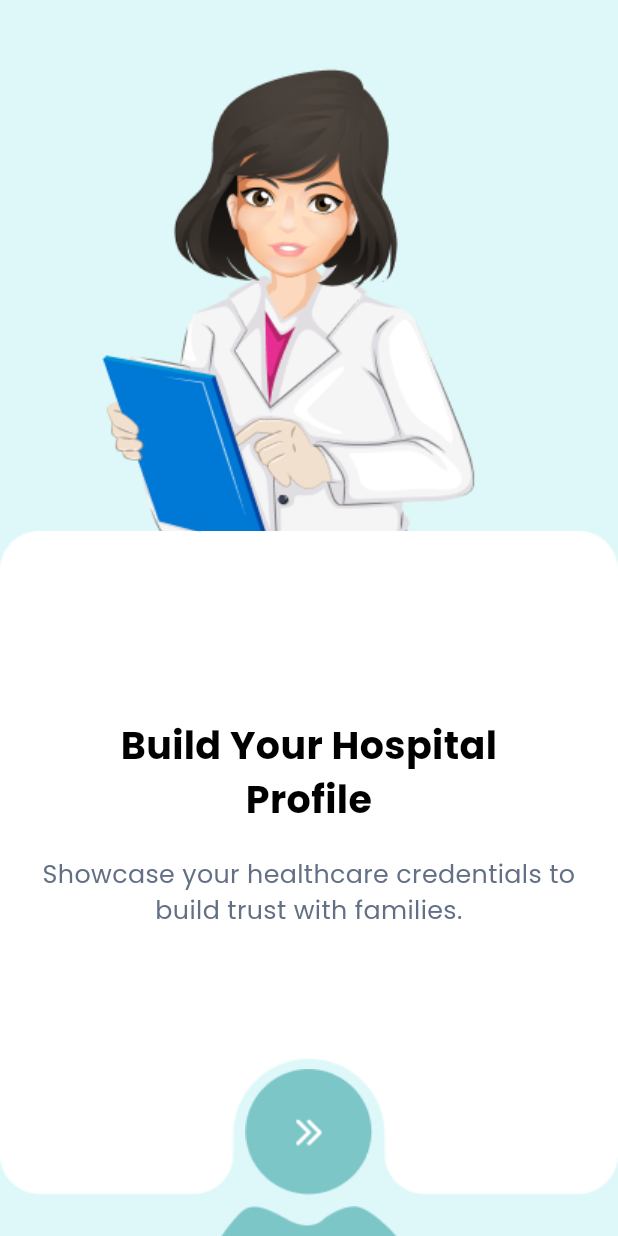
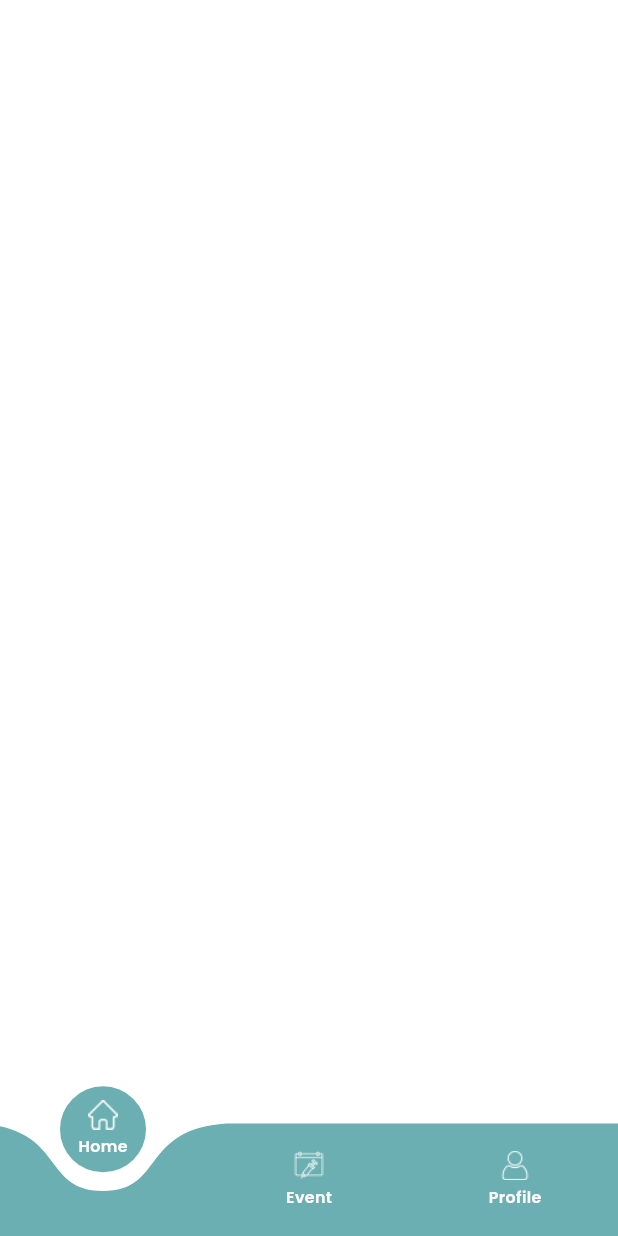
Before and after one commit to Nifat130/baby_vax, a Flutter app: the screen it shows after launch, on a phone screen of 412 x 824 dp. Run offline on Flutter 3.47's test engine with Material 3 defaults, Android fonts, the phone set to English and light mode, and no system bars; drawn by our look-alikes of curved_navigation_bar; our stand-ins replace flutter_spinkit, get, google_fonts, image_picker, logger, shared_preferences; accounts and stored records are empty.

Commit message:
hospital navbar added by Nifat

```diff
--- a/lib/app.dart
+++ b/lib/app.dart
@@ -25,7 +25,7 @@ class MyApp extends StatelessWidget {
       builder: (context, orientation, deviceType) {
         return GetMaterialApp(
           debugShowCheckedModeBanner: false,
-          initialRoute: AppRoute.onboardingScreenOne,
+          initialRoute: AppRoute.hospitalNavBarScreen,
           //initialRoute: AppRoute.roleScreen,
           getPages: AppRoute.routes,
           initialBinding: ControllerBinder(),
--- a/lib/core/bindings/controller_binder.dart
+++ b/lib/core/bindings/controller_binder.dart
@@ -2,6 +2,7 @@ import 'package:baby_vax/features/authentication/controllers/sign_in_controller.
 import 'package:get/get.dart';
 
 import '../../features/authentication/controllers/sign_up_controller.dart';
+import '../../features/hospital_flow/hospital_nav_bar/controllers/hospital_nav_bar_controller.dart';
 
 class ControllerBinder extends Bindings {
 
@@ -9,5 +10,6 @@ class ControllerBinder extends Bindings {
   void dependencies() {
     Get.lazyPut<SignInController>(() => SignInController(), fenix: true,);
     Get.lazyPut<SignUpController>(() => SignUpController(), fenix: true,);
+    Get.lazyPut<HospitalNavBarController>(() => HospitalNavBarController(), fenix: true,);
   }
 }
--- /dev/null
+++ b/lib/core/common/widgets/nav_bar_button_widget.dart
@@ -0,0 +1,21 @@
+import 'package:baby_vax/core/utils/constants/app_colors.dart';
+import 'package:baby_vax/core/utils/constants/app_sizer.dart';
+import 'package:flutter/material.dart';
+
+import 'custom_text.dart';
+
+Widget navBarButtonWidget(String imagePath, String text){
+
+  return Padding(
+    padding: EdgeInsets.symmetric(horizontal: 4.w, vertical: 4.h),
+    child: Column(
+      mainAxisAlignment: MainAxisAlignment.center,
+      crossAxisAlignment: CrossAxisAlignment.center,
+      spacing: 4.h,
+      children: [
+        Image.asset(imagePath, height: 20.h, width: 20.w,),
+        CustomText(text: text, fontSize: 10.sp, fontWeight: FontWeight.w600, color: AppColors.textWhite,)
+      ],
+    ),
+  );
+}
--- a/lib/core/utils/constants/icon_path.dart
+++ b/lib/core/utils/constants/icon_path.dart
@@ -3,5 +3,8 @@ class IconPath {
   static const String _basePath = 'assets/icons';
   static const String hospitalIcon = '$_basePath/hospitalIcon.png';
   static const String parentIcon = '$_basePath/parentIcon.png';
+  static const String homeIcon = '$_basePath/homeIcon.png';
+  static const String eventIcon = '$_basePath/eventIcon.png';
+  static const String profileIcon = '$_basePath/profileIcon.png';
 
 }
--- /dev/null
+++ b/lib/features/hospital_flow/hospital_nav_bar/controllers/hospital_nav_bar_controller.dart
@@ -0,0 +1,14 @@
+import 'package:flutter/cupertino.dart';
+import 'package:get/get.dart';
+
+class HospitalNavBarController extends GetxController{
+
+  var selectedIndex = 0.obs;
+
+  List<Widget> screens = [
+    SizedBox(),
+    SizedBox(),
+    SizedBox(),
+  ];
+
+}
--- /dev/null
+++ b/lib/features/hospital_flow/hospital_nav_bar/presentation/screens/hospital_nav_bar_screen.dart
@@ -0,0 +1,36 @@
+import 'package:baby_vax/core/common/widgets/nav_bar_button_widget.dart';
+import 'package:baby_vax/core/utils/constants/app_colors.dart';
+import 'package:baby_vax/core/utils/constants/icon_path.dart';
+import 'package:curved_navigation_bar/curved_navigation_bar.dart';
+import 'package:flutter/material.dart';
+import 'package:get/get.dart';
+
+import '../../controllers/hospital_nav_bar_controller.dart';
+
+class HospitalNavBarScreen extends GetView<HospitalNavBarController> {
+  const HospitalNavBarScreen({super.key});
+
+  @override
+  Widget build(BuildContext context) {
+    return Scaffold(
+      body: Obx(() =>
+        controller.screens[controller.selectedIndex.value]
+      ),
+      bottomNavigationBar: SafeArea(
+        top: false,
+        child: CurvedNavigationBar(
+          color: AppColors.primary,
+          onTap: (index){
+            controller.selectedIndex.value = index;
+          },
+          backgroundColor: AppColors.textWhite,
+          items: [
+            navBarButtonWidget(IconPath.homeIcon, "Home"),
+            navBarButtonWidget(IconPath.eventIcon, "Event"),
+            navBarButtonWidget(IconPath.profileIcon, "Profile"),
+          ],
+        ),
+      ),
+    );
+  }
+}
--- a/lib/routes/app_routes.dart
+++ b/lib/routes/app_routes.dart
@@ -1,4 +1,5 @@
 import 'package:baby_vax/features/authentication/presentation/screens/sign_in_screen.dart';
+import 'package:baby_vax/features/hospital_flow/hospital_nav_bar/presentation/screens/hospital_nav_bar_screen.dart';
 import 'package:get/get.dart';import '../features/authentication/presentation/screens/hospital_sign_up_screen.dart';
 import '../features/authentication/presentation/screens/parent_sign_up_screen.dart';
 
@@ -16,6 +17,7 @@ class AppRoute {
   static String onboardingScreenTwo = "/onboardingScreenTwo";
   static String onboardingScreenThree = "/onboardingScreenThree";
   static String hospitalSignUpScreen = "/hospitalSignUpScreen";
+  static String hospitalNavBarScreen = "/hospitalNavBarScreen";
 
 
   static List<GetPage> routes = [
@@ -37,6 +39,7 @@ class AppRoute {
     GetPage(name: roleScreen, page: () => const RoleScreen()),
     GetPage(name: parentSignUpScreen, page: () => ParentSignUpScreen()),
     GetPage(name: hospitalSignUpScreen, page: () => HospitalSignUpScreen()),
+    GetPage(name: hospitalNavBarScreen, page: () => HospitalNavBarScreen()),
 
   ];
 }
--- a/pubspec.yaml
+++ b/pubspec.yaml
@@ -42,6 +42,7 @@ dependencies:
   intl: ^0.20.2
   url_launcher: ^6.3.2
   image_picker: ^1.2.0
+  curved_navigation_bar: ^1.0.6
 
 dev_dependencies:
   flutter_test:
```
Also changed, not shown: assets/icons/eventIcon.png (added), assets/icons/homeIcon.png (added), assets/icons/profileIcon.png (added), pubspec.lock.
